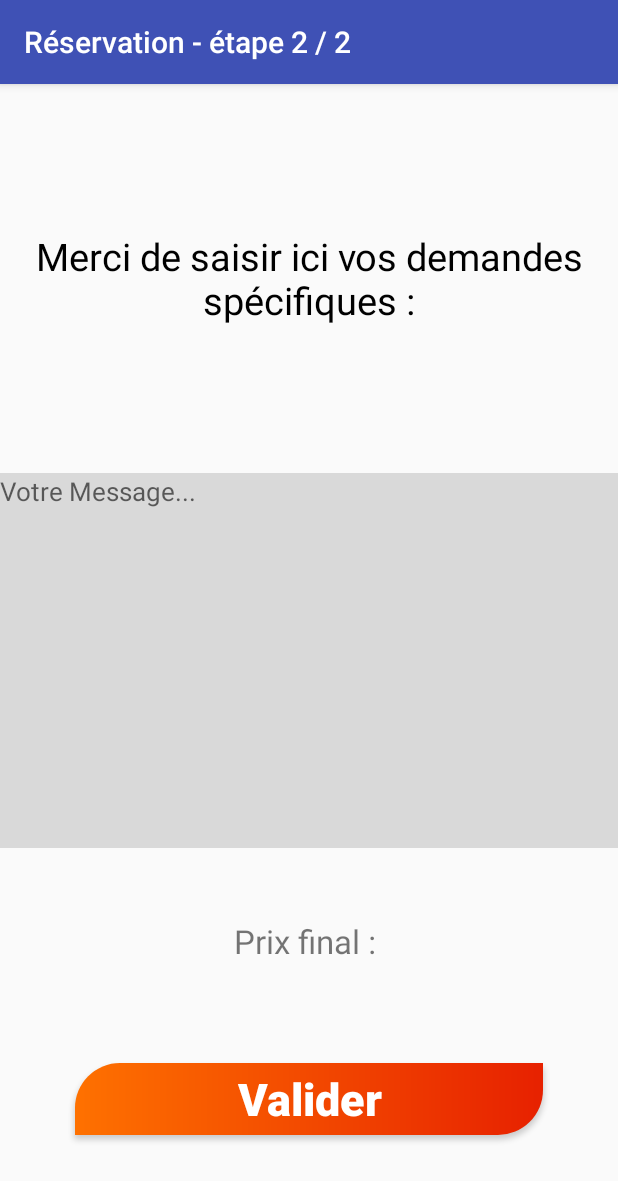
After one commit to adrienvaucard/android-finalProject-madRental, an Android app: the BookingState2 screen opened directly, with no data from a screen before it, on a phone screen of 412 x 824 dp. The commit adds this screen. Shown: the top 1181 px of the screen. Run offline under Robolectric (Android 15) with nearby library versions, the phone set to English and light mode, and no system bars.

Commit message:
Add BookingState2 Activity design + working optionsButtons

```diff
--- a/app/src/main/AndroidManifest.xml
+++ b/app/src/main/AndroidManifest.xml
@@ -30,7 +30,10 @@
             android:label="Recherche de véhicules" />
         <activity
             android:name=".BookingState1"
-            android:label="Réservation - étape 1 / 2"></activity>
+            android:label="Réservation - étape 1 / 2" />
+        <activity
+            android:name=".BookingState2"
+            android:label="Réservation - étape 2 / 2" />
     </application>
 
 </manifest>
--- /dev/null
+++ b/app/src/main/java/com/example/adrien/madrental/BookingState2.java
@@ -0,0 +1,25 @@
+package com.example.adrien.madrental;
+
+import android.support.v7.app.AppCompatActivity;
+import android.os.Bundle;
+
+public class BookingState2 extends AppCompatActivity {
+
+    public Integer vId;
+    public String vName;
+    public String vImage;
+    public Integer vTotalPrice;
+
+    @Override
+    protected void onCreate(Bundle savedInstanceState) {
+        super.onCreate(savedInstanceState);
+        setContentView(R.layout.activity_booking_state2);
+
+        vId = getIntent().getIntExtra("vId", 0);
+        vName = getIntent().getStringExtra("vName");
+        vImage = getIntent().getStringExtra("vImage");
+        vTotalPrice = getIntent().getIntExtra("vTotalPrice", 0);
+
+
+    }
+}
--- a/app/src/main/res/layout/activity_booking_state1.xml
+++ b/app/src/main/res/layout/activity_booking_state1.xml
@@ -154,6 +154,7 @@
         android:layout_height="60dp"
         style="@style/defaultButton"
         android:text="Suivant"
+        android:onClick="goToBookingState2"
         app:layout_constraintRight_toRightOf="parent"
         app:layout_constraintLeft_toLeftOf="parent"
         app:layout_constraintTop_toBottomOf="@id/vehicleOptions"
--- /dev/null
+++ b/app/src/main/res/layout/activity_booking_state2.xml
@@ -0,0 +1,58 @@
+<?xml version="1.0" encoding="utf-8"?>
+<android.support.constraint.ConstraintLayout xmlns:android="http://schemas.android.com/apk/res/android"
+    xmlns:app="http://schemas.android.com/apk/res-auto"
+    xmlns:tools="http://schemas.android.com/tools"
+    android:layout_width="match_parent"
+    android:layout_height="match_parent"
+    tools:context=".BookingState2">
+
+    <TextView
+        android:layout_width="0dp"
+        android:layout_height="0dp"
+        android:text="Merci de saisir ici vos demandes spécifiques :"
+        android:gravity="center"
+        android:textSize="@dimen/titleTextSize"
+        android:textColor="@color/darkText"
+        app:layout_constraintLeft_toLeftOf="parent"
+        app:layout_constraintRight_toRightOf="parent"
+        app:layout_constraintTop_toTopOf="parent"
+        app:layout_constraintBottom_toTopOf="@+id/bookingMessage" />
+
+    <EditText
+        android:id="@+id/bookingMessage"
+        android:layout_width="0dp"
+        android:layout_height="250dp"
+        android:background="@color/greyBackground"
+        android:hint="Votre Message..."
+        android:gravity="left"
+        android:textSize="@dimen/defaultTextSize"
+        app:layout_constraintLeft_toLeftOf="parent"
+        app:layout_constraintRight_toRightOf="parent"
+        app:layout_constraintTop_toTopOf="parent"
+        app:layout_constraintBottom_toBottomOf="parent"/>
+
+    <TextView
+        android:id="@+id/totalPriceText"
+        android:layout_width="0dp"
+        android:layout_height="wrap_content"
+        android:text="Prix final : "
+        android:textSize="@dimen/defaultBigTextSize"
+        android:gravity="center"
+        app:layout_constraintLeft_toLeftOf="parent"
+        app:layout_constraintRight_toRightOf="parent"
+        app:layout_constraintTop_toBottomOf="@id/bookingMessage"
+        app:layout_constraintBottom_toTopOf="@id/validateButton"/>
+
+    <Button
+        android:id="@+id/validateButton"
+        android:layout_width="0dp"
+        android:layout_height="wrap_content"
+        style="@style/defaultButton"
+        android:text="Valider"
+        app:layout_constraintLeft_toLeftOf="parent"
+        app:layout_constraintRight_toRightOf="parent"
+        app:layout_constraintTop_toBottomOf="@id/totalPriceText"
+        app:layout_constraintBottom_toBottomOf="parent"
+        />
+
+</android.support.constraint.ConstraintLayout>
--- a/app/src/main/res/layout/search_view.xml
+++ b/app/src/main/res/layout/search_view.xml
@@ -31,7 +31,6 @@
             android:id="@+id/searchName"
             android:layout_width="wrap_content"
             android:layout_height="wrap_content"
-            android:text="Name"
             android:textSize="@dimen/defaultBigTextSize"
             android:textColor="@color/darkText"
             android:textStyle="bold"
@@ -44,7 +43,6 @@
             android:id="@+id/searchBaseDailyPrice"
             android:layout_width="wrap_content"
             android:layout_height="wrap_content"
-            android:text="29€ / jour"
             android:textSize="@dimen/defaultTextSize"
             android:paddingTop="15dp"
             app:layout_constraintLeft_toLeftOf="parent"
@@ -55,7 +53,6 @@
             android:id="@+id/searchCo2Category"
             android:layout_width="wrap_content"
             android:layout_height="wrap_content"
-            android:text="G"
             android:textSize="@dimen/defaultTextSize"
             android:layout_marginBottom="10dp"
             app:layout_constraintLeft_toLeftOf="parent"
```
Also changed, not shown: app/src/main/java/com/example/adrien/madrental/BookingState1.java (+23 -5 lines), app/src/main/java/com/example/adrien/madrental/OptionsAdapter.java (+37 -25 lines).
